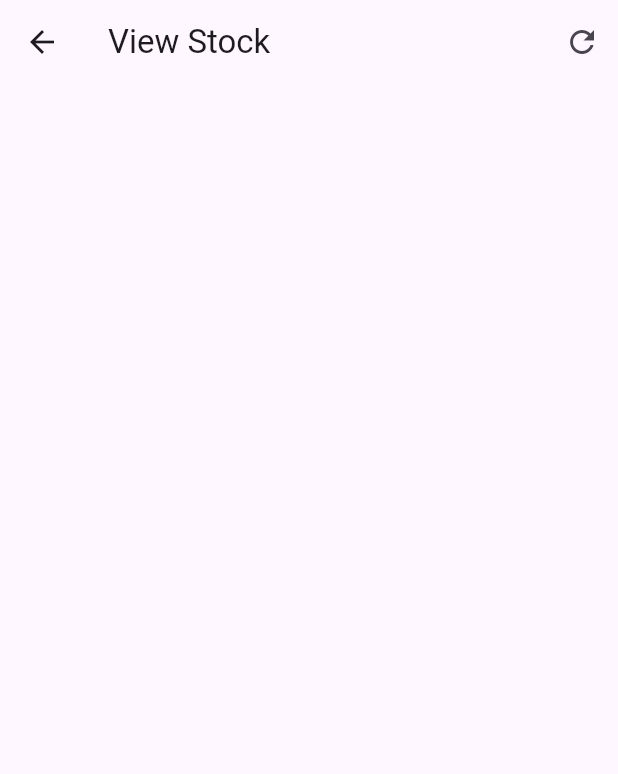
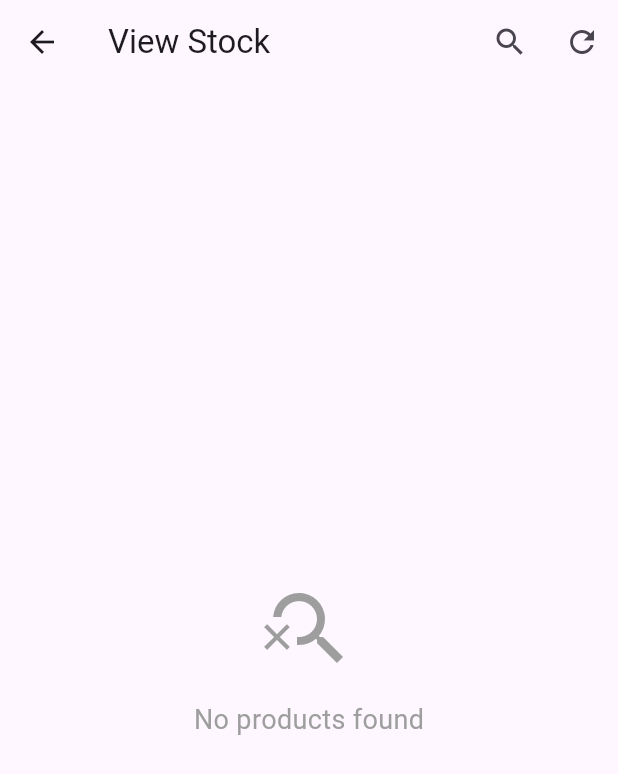
Before and after one commit to Khushmeet-patil/inventory_management_app_project_with_desktop_app, a Flutter app: the ViewStockPage screen opened by its route, on a phone screen of 412 x 824 dp. Shown: the top 774 px of the screen. Run offline on Flutter 3.47's test engine with Material 3 defaults, Android fonts, the phone set to English and light mode, and no system bars; our stand-ins replace fluttertoast, get, image_picker, shared_preferences, shelf, sqflite and 1 more; missing offline and left inert: mobile_scanner, network_info_plus, shelf_router; accounts and stored records are empty.

Commit message:
SEARCH FUNCTIONALITY WORKING

```diff
--- a/lib/translations/en_translations.dart
+++ b/lib/translations/en_translations.dart
@@ -130,4 +130,10 @@
   'edit_product': 'Edit Product',
   'save_changes': 'Save Changes',
   'update_failed': 'Update Failed',
+
+  // Search
+  'search': 'Search',
+  'search_products': 'Search products...',
+  'cancel_search': 'Cancel Search',
+  'no_products_found': 'No products found',
 };
--- a/lib/translations/es_translations.dart
+++ b/lib/translations/es_translations.dart
@@ -119,4 +119,10 @@
   'edit_product': 'Editar Producto',
   'save_changes': 'Guardar Cambios',
   'update_failed': 'Actualización Fallida',
+
+  // Search
+  'search': 'Buscar',
+  'search_products': 'Buscar productos...',
+  'cancel_search': 'Cancelar Búsqueda',
+  'no_products_found': 'No se encontraron productos',
 };
--- a/lib/translations/gu_translations.dart
+++ b/lib/translations/gu_translations.dart
@@ -119,4 +119,10 @@
   'edit_product': 'ઉત્પાદન સંપાદિત કરો',
   'save_changes': 'ફેરફારો સાચવો',
   'update_failed': 'અપડેટ નિષ્ફળ',
+
+  // Search
+  'search': 'શોધો',
+  'search_products': 'ઉત્પાદનો શોધો...',
+  'cancel_search': 'શોધ રદ કરો',
+  'no_products_found': 'કોઈ ઉત્પાદનો મળ્યા નથી',
 };
--- a/lib/translations/hi_translations.dart
+++ b/lib/translations/hi_translations.dart
@@ -119,4 +119,10 @@
   'edit_product': 'उत्पाद संपादित करें',
   'save_changes': 'परिवर्तन सहेजें',
   'update_failed': 'अपडेट विफल रहा',
+
+  // Search
+  'search': 'खोजें',
+  'search_products': 'उत्पाद खोजें...',
+  'cancel_search': 'खोज रद्द करें',
+  'no_products_found': 'कोई उत्पाद नहीं मिला',
 };
--- a/lib/views/view_stock_page.dart
+++ b/lib/views/view_stock_page.dart
@@ -6,8 +6,51 @@
 import '../utils/image_picker_util.dart';
 import '../models/product_model.dart';
 
-class ViewStockPage extends StatelessWidget {
+class ViewStockPage extends StatefulWidget {
+  @override
+  _ViewStockPageState createState() => _ViewStockPageState();
+}
+
+class _ViewStockPageState extends State<ViewStockPage> {
   final ProductController _controller = Get.find();
+  final TextEditingController _searchController = TextEditingController();
+  final RxList<Product> _filteredProducts = <Product>[].obs;
+  final RxBool _isSearching = false.obs;
+
+  @override
+  void initState() {
+    super.initState();
+    // Initialize filtered products with all products
+    _filteredProducts.value = _controller.products;
+
+    // Listen to changes in the product list
+    ever(_controller.products, (_) {
+      _filterProducts(_searchController.text);
+    });
+  }
+
+  @override
+  void dispose() {
+    _searchController.dispose();
+    super.dispose();
+  }
+
+  void _filterProducts(String query) {
+    if (query.isEmpty) {
+      _filteredProducts.value = _controller.products;
+    } else {
+      final lowercaseQuery = query.toLowerCase();
+      _filteredProducts.value = _controller.products.where((product) {
+        return product.name.toLowerCase().contains(lowercaseQuery) ||
+               product.barcode.toLowerCase().contains(lowercaseQuery) ||
+               (product.color != null && product.color!.toLowerCase().contains(lowercaseQuery)) ||
+               (product.material != null && product.material!.toLowerCase().contains(lowercaseQuery)) ||
+               (product.size != null && product.size!.toLowerCase().contains(lowercaseQuery)) ||
+               (product.unitType != null && product.unitType!.toLowerCase().contains(lowercaseQuery));
+      }).toList();
+    }
+  }
+
 
   Future<void> _refreshData() async {
     try {
@@ -118,8 +161,31 @@
   Widget build(BuildContext context) {
     return Scaffold(
       appBar: AppBar(
-        title: Text('view_stock'.tr),
+        title: Obx(() => _isSearching.value
+          ? TextField(
+              controller: _searchController,
+              autofocus: true,
+              decoration: InputDecoration(
+                hintText: 'search_products'.tr,
+                border: InputBorder.none,
+              ),
+              onChanged: _filterProducts,
+            )
+          : Text('view_stock'.tr)
+        ),
         actions: [
+          // Search button
+          Obx(() => IconButton(
+            icon: Icon(_isSearching.value ? Icons.close : Icons.search),
+            onPressed: () {
+              _isSearching.value = !_isSearching.value;
+              if (!_isSearching.value) {
+                _searchController.clear();
+                _filterProducts('');
+              }
+            },
+            tooltip: _isSearching.value ? 'cancel_search'.tr : 'search'.tr,
+          )),
           // Add a manual refresh button in the app bar
           IconButton(
             icon: Icon(Icons.refresh),
@@ -130,11 +196,25 @@
       ),
       body: Obx(() => RefreshIndicator(
         onRefresh: _refreshData,
-        child: ListView.builder(
+        child: _filteredProducts.isEmpty
+          ? Center(
+              child: Column(
+                mainAxisAlignment: MainAxisAlignment.center,
+                children: [
+                  Icon(Icons.search_off, size: 64, color: Colors.grey),
+                  SizedBox(height: 16),
+                  Text(
+                    'no_products_found'.tr,
+                    style: TextStyle(fontSize: 18, color: Colors.grey),
+                  ),
+                ],
+              ),
+            )
+          : ListView.builder(
               physics: const AlwaysScrollableScrollPhysics(),
-          itemCount: _controller.products.length,
+              itemCount: _filteredProducts.length,
               itemBuilder: (context, index) {
-            final product = _controller.products[index];
+                final product = _filteredProducts[index];
                 return Card(
                   child: InkWell(
                     onTap: () => _showProductDetails(context, product),
```
Lines whose indentation alone changed are shown as unchanged.
